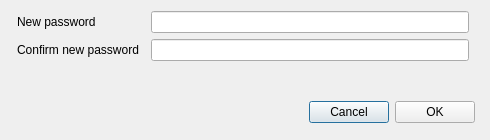
Above: src/MEGASync/gui/macx/ChangePassword.ui from meganz/MEGAsync before the change. Below: the same form after it.
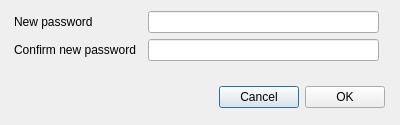
That is the form after the change.

Commit message: Fix margins for macOS dialog

The edit to the form file:
```diff
--- a/src/MEGASync/gui/macx/ChangePassword.ui
+++ b/src/MEGASync/gui/macx/ChangePassword.ui
@@ -6,26 +6,29 @@
    <rect>
     <x>0</x>
     <y>0</y>
-    <width>490</width>
-    <height>140</height>
+    <width>400</width>
+    <height>125</height>
    </rect>
   </property>
   <property name="minimumSize">
    <size>
-    <width>490</width>
-    <height>140</height>
+    <width>400</width>
+    <height>125</height>
    </size>
   </property>
   <property name="maximumSize">
    <size>
-    <width>490</width>
-    <height>140</height>
+    <width>400</width>
+    <height>125</height>
    </size>
   </property>
   <property name="windowTitle">
    <string>Change password</string>
   </property>
   <layout class="QVBoxLayout" name="verticalLayout">
+   <property name="leftMargin">
+    <number>8</number>
+   </property>
    <property name="rightMargin">
     <number>15</number>
    </property>
```
